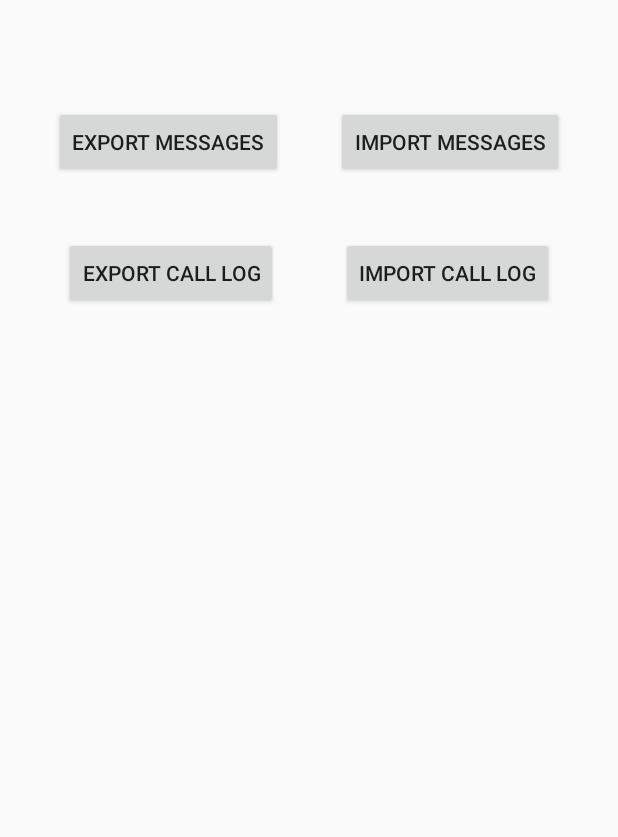
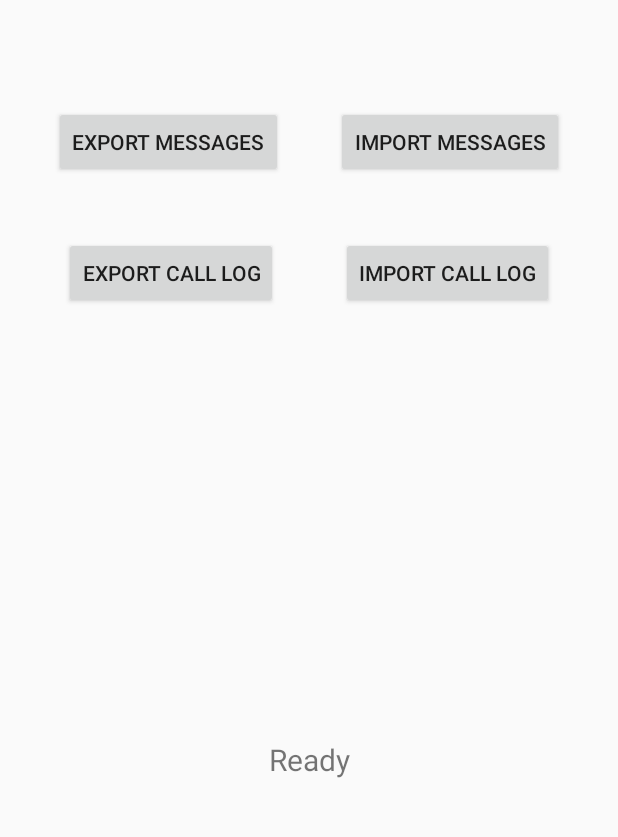
Before and after one commit to tmo1/sms-ie, an Android app: the screen it shows after launch (MainActivity), on a phone screen of 412 x 824 dp, the part 84-921 px from its top. Run offline under Robolectric (Android 15) with nearby library versions, the phone set to English and light mode, and no system bars.

Commit message:
Implement progress reporting
Implement progress reporting for exporting and importing.

Note that when importing, the app does not know in advance the total
number of messages or calls to be imported, since the JSON input is
processed sequentially (streamed), so the app can therefore only report
the number of messages or calls imported so far, but not the percentage
of the total number to be imported.

Closes: #24
https://github.com/tmo1/sms-ie/issues/24

```diff
--- a/app/src/main/java/com/github/tmo1/sms_ie/ExportWorker.kt
+++ b/app/src/main/java/com/github/tmo1/sms_ie/ExportWorker.kt
@@ -53,7 +53,7 @@ class ExportWorker(appContext: Context, workerParams: WorkerParameters) :
                 val fileUri = file?.uri
                 if (fileUri != null) {
                     Log.v(LOG_TAG, "Beginning message export ...")
-                    messageTotal = exportMessages(context, fileUri)
+                    messageTotal = exportMessages(context, fileUri, null, null)
                     Log.v(
                         LOG_TAG,
                         "Message export successful: ${messageTotal.sms} SMSs and ${messageTotal.mms} MMSs exported"
@@ -69,7 +69,7 @@ class ExportWorker(appContext: Context, workerParams: WorkerParameters) :
                 val fileUri = file?.uri
                 if (fileUri != null) {
                     Log.v(LOG_TAG, "Beginning call logs export ...")
-                    val total = exportCallLog(context, fileUri)
+                    val total = exportCallLog(context, fileUri, null, null)
                     callsTotal = total.sms
                     Log.v(
                         LOG_TAG,
--- a/app/src/main/res/layout/activity_main.xml
+++ b/app/src/main/res/layout/activity_main.xml
@@ -1,5 +1,4 @@
-<?xml version="1.0" encoding="utf-8"?>
-<!--
+<?xml version="1.0" encoding="utf-8"?><!--
   ~ SMS Import / Export: a simple Android app for importing and exporting SMS messages from and to JSON files.
   ~ Copyright (c) 2021-2022 Thomas More
   ~
@@ -30,9 +29,10 @@
         android:id="@+id/status_report"
         android:layout_width="wrap_content"
         android:layout_height="wrap_content"
+        android:gravity="center_horizontal"
         android:textSize="20sp"
-        android:visibility="invisible"
-        android:gravity="center_horizontal"
+        android:visibility="visible"
+        android:text="@string/ready"
         app:layout_constraintBottom_toBottomOf="parent"
         app:layout_constraintLeft_toLeftOf="parent"
         app:layout_constraintRight_toRightOf="parent"
@@ -96,6 +96,18 @@
         app:layout_constraintStart_toStartOf="parent"
         app:layout_constraintTop_toTopOf="parent" />
 
+    <ProgressBar
+        android:id="@+id/progressBar"
+        style="@style/Widget.AppCompat.ProgressBar.Horizontal"
+        android:layout_width="0dp"
+        android:layout_height="wrap_content"
+        android:progress="0"
+        android:visibility="invisible"
+        app:layout_constraintBottom_toTopOf="@+id/status_report"
+        app:layout_constraintEnd_toEndOf="parent"
+        app:layout_constraintStart_toStartOf="parent"
+        app:layout_constraintTop_toTopOf="@+id/guideline3" />
+
     <!--<CheckBox
         android:id="@+id/checkBox"
         android:layout_width="wrap_content"
--- a/app/src/main/res/values/strings.xml
+++ b/app/src/main/res/values/strings.xml
@@ -27,10 +27,21 @@
     <string name="export_call_log_button_label">Export Call Log</string>
     <string name="import_call_log_button_label">Import Call Log</string>
 
-    <string name="begin_exporting_messages">Exporting messages …</string>
+    <string name="ready">Ready</string>
+
+    <!--<string name="begin_exporting_messages">Exporting messages …</string>
+    <string name="begin_exporting_sms">Exporting SMS messages …</string>
+    <string name="begin_exporting_mms">Exporting MMS messages …</string>
     <string name="begin_importing_messages">Importing messages …</string>
+    <string name="begin_importing_sms">Importing SMS messages …</string>
+    <string name="begin_importing_mms">Exporting MMS messages …</string>
     <string name="begin_exporting_call_log">Exporting call log …</string>
-    <string name="begin_importing_call_log">Importing call log</string>
+    <string name="begin_importing_call_log">Importing call log</string>-->
+
+    <string name="call_log_export_progress">%1$d of %2$d call(s) exported</string>
+    <string name="sms_export_progress">%1$d of %2$d SMS(s) exported</string>
+    <string name="mms_export_progress">%1$d of %2$d MMS(s) exported</string>
+    <string name="message_import_progress">%1$d SMS(s) and %2$d MMS(s) imported</string>
 
     <string name="export_messages_results">%1$d SMS(s) and %2$d MMS(s) exported.\nElapsed time: %3$s</string>
     <string name="import_messages_results">%1$d SMS(s) and %2$d MMS(s) imported.\nElapsed time: %3$s</string>
```
Also changed, not shown: app/src/main/java/com/github/tmo1/sms_ie/ImportExport.kt (+132 -24 lines), app/src/main/java/com/github/tmo1/sms_ie/MainActivity.kt (+12 -15 lines).
